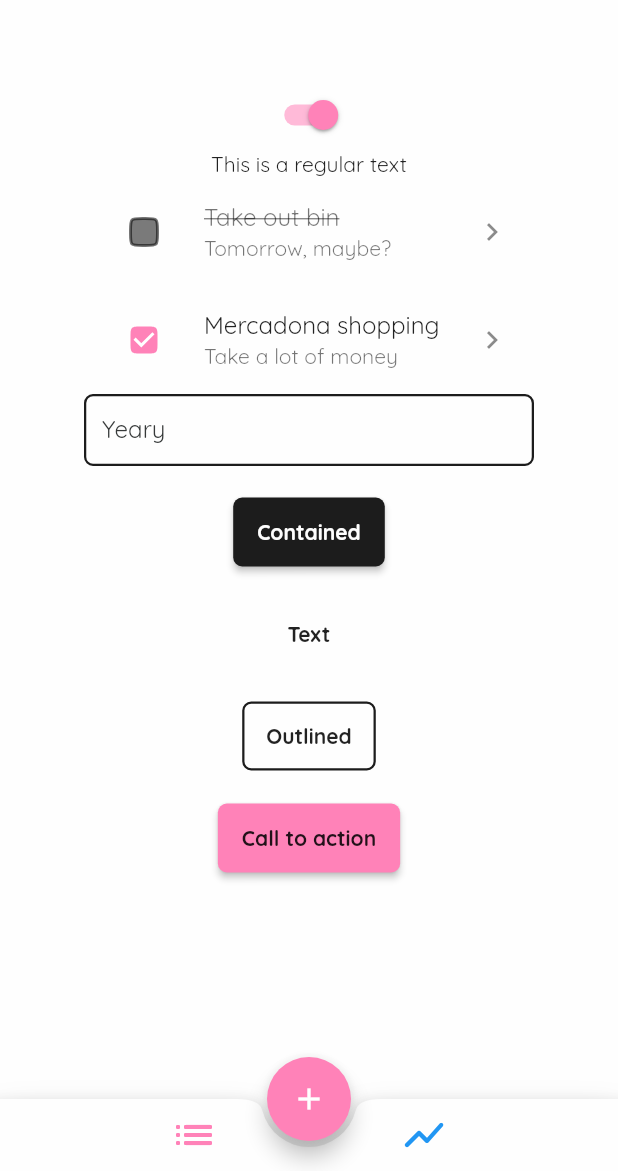
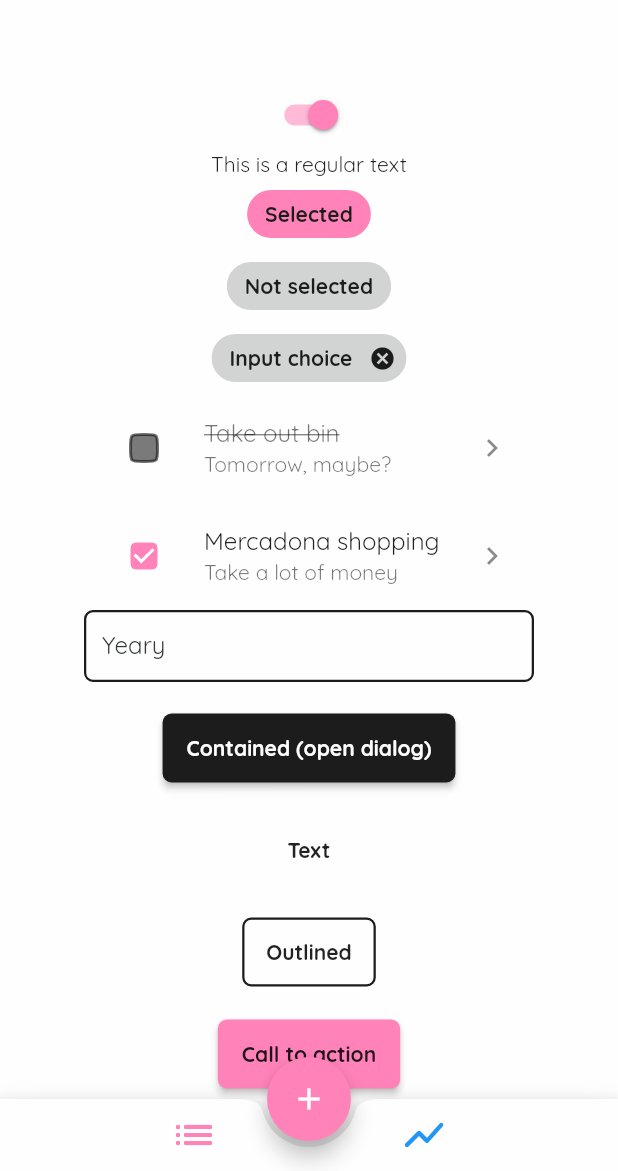
Before and after one commit to Ricardo-MT/wid_design_system, a Flutter app: the screen it shows after launch, on a phone screen of 412 x 824 dp, the part 65-1236 px from its top. Run offline on Flutter 3.47's test engine with Material 2 defaults, Android fonts, the phone set to English and light mode, and no system bars.

Commit message:
Next version

```diff
--- a/example/lib/main.dart
+++ b/example/lib/main.dart
@@ -76,6 +76,20 @@ class _MyHomePageState extends State<MyHomePage> {
                           Provider.of<WidThemeProvider>(context, listen: false)
                               .toggleThemeMode()),
                   const Text('This is a regular text'),
+                  FilterChip(
+                    label: const Text("Selected"),
+                    selected: true,
+                    onSelected: (bool value) {},
+                  ),
+                  FilterChip(
+                      onSelected: (value) {},
+                      label: const Text("Not selected"),
+                      selected: false),
+                  InputChip(
+                    label: const Text("Input choice"),
+                    selected: false,
+                    onDeleted: () {},
+                  ),
                   const TodoListTile(
                     title: "Take out bin",
                     subtitle: "Tomorrow, maybe?",
@@ -91,9 +105,14 @@ class _MyHomePageState extends State<MyHomePage> {
                         hintText: "Placeholdery", label: Text("Yeary")),
                   ),
                   spacerM,
-                  const WidButton(
-                    onPressed: dummyFunction,
-                    text: "Contained",
+                  WidButton(
+                    onPressed: () {
+                      showModalBottomSheet(
+                        context: context,
+                        builder: (context) => Container(),
+                      );
+                    },
+                    text: "Contained (open dialog)",
                     variant: WidButtonVariant.contained,
                   ),
                   spacerM,
--- a/lib/src/theme/appbar_theme.dart
+++ b/lib/src/theme/appbar_theme.dart
@@ -7,6 +7,7 @@
   /// Custom light appbar theme
   static AppBarTheme get lightAppbarTheme {
     return const AppBarTheme(
+      centerTitle: false,
       foregroundColor: WidAppColors.black,
       backgroundColor: WidAppColors.white,
       systemOverlayStyle: SystemUiOverlayStyle(
@@ -22,6 +23,7 @@
   /// Custom dark appbar theme
   static AppBarTheme get darkAppbarTheme {
     return const AppBarTheme(
+      centerTitle: false,
       foregroundColor: WidAppColors.light,
       backgroundColor: WidAppColors.black,
       systemOverlayStyle: SystemUiOverlayStyle(
--- a/lib/src/theme/theme.dart
+++ b/lib/src/theme/theme.dart
@@ -25,6 +25,12 @@ abstract class WidAppTheme {
       inputDecorationTheme: WidInputTheme.inputDecorationLightTheme,
       appBarTheme: WidAppbarTheme.lightAppbarTheme,
       bottomAppBarTheme: WidBottomAppbarTheme.lightBottomAppbarTheme,
+      bottomSheetTheme: const BottomSheetThemeData(
+        backgroundColor: WidAppColors.white,
+        shape: RoundedRectangleBorder(
+          borderRadius: BorderRadius.vertical(top: Radius.circular(10)),
+        ),
+      ),
       popupMenuTheme: const PopupMenuThemeData(
         color: WidAppColors.white,
       ),
@@ -49,6 +55,12 @@ abstract class WidAppTheme {
       inputDecorationTheme: WidInputTheme.inputDecorationDarkTheme,
       appBarTheme: WidAppbarTheme.darkAppbarTheme,
       bottomAppBarTheme: WidBottomAppbarTheme.darkBottomAppbarTheme,
+      bottomSheetTheme: const BottomSheetThemeData(
+        backgroundColor: WidAppColors.black,
+        shape: RoundedRectangleBorder(
+          borderRadius: BorderRadius.vertical(top: Radius.circular(10)),
+        ),
+      ),
       popupMenuTheme: const PopupMenuThemeData(
         color: WidAppColors.black,
       ),
@@ -74,9 +86,6 @@ abstract class WidAppTheme {
         unselectedItemColor: WidAppColors.n700,
         landscapeLayout: BottomNavigationBarLandscapeLayout.centered,
         showUnselectedLabels: true,
-      ),
-      bottomSheetTheme: const BottomSheetThemeData(
-        backgroundColor: Colors.transparent,
       ),
       switchTheme: SwitchThemeData(
         thumbColor: MaterialStateProperty.resolveWith<Color?>(
@@ -108,6 +117,18 @@ abstract class WidAppTheme {
         shape: const ContinuousRectangleBorder(
           borderRadius: BorderRadius.all(Radius.circular(8)),
         ),
+      ),
+      chipTheme: const ChipThemeData(
+        showCheckmark: false,
+        selectedColor: WidAppColors.callToAction,
+        backgroundColor: WidAppColors.n300,
+        disabledColor: WidAppColors.n300,
+        labelStyle: TextStyle(
+          color: WidAppColors.black,
+          fontFamily: 'Quicksand',
+          fontWeight: FontWeight.bold,
+        ),
+        brightness: Brightness.light,
       ),
       disabledColor: WidAppColors.n600,
     );
--- a/pubspec.yaml
+++ b/pubspec.yaml
@@ -2,7 +2,7 @@ name: wid_design_system
 description: A collection of widgets, colors, styles, providers and asorted utils for implementing the Wid Design System.
 homepage: https://github.com/Ricardo-MT/wid_design_system
 repository: https://github.com/Ricardo-MT/wid_design_system
-version: 0.2.3
+version: 0.2.4
 
 
 environment:
```
Also changed, not shown: 1 other file.
